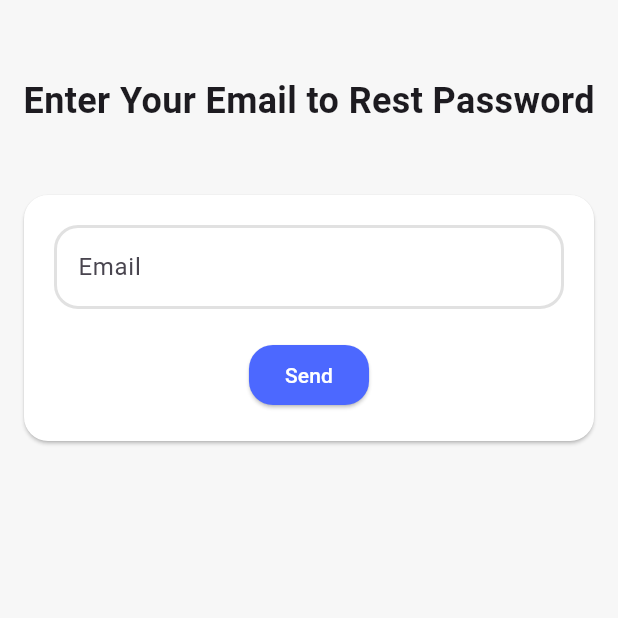
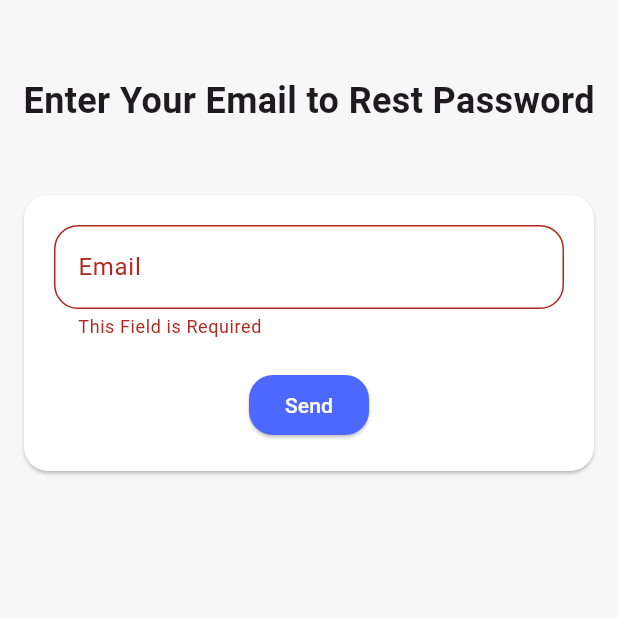
Before and after one commit to Marwa-Atef596/E-commerce, a Flutter app: the ForgetView screen opened directly, after a tap on "Send", on a phone screen of 412 x 824 dp, the top half of it. Run offline on Flutter 3.47's test engine with Material 3 defaults, Android fonts, the phone set to English and light mode, and no system bars; our stand-ins replace bloc, cached_network_image, flutter_bloc, flutter_rating_bar, google_nav_bar, google_sign_in and 1 more; accounts and stored records are empty.

Commit message:
finish reset pass

```diff
--- a/lib/view/auth/logic/features/authentication/presentation/cubit/authentication_state.dart
+++ b/lib/view/auth/logic/features/authentication/presentation/cubit/authentication_state.dart
@@ -44,3 +44,13 @@ class LogoutFailure extends AuthenticationState {
 
   LogoutFailure({required this.errMessage});
 }
+
+
+class ResetPasswordSuccess extends AuthenticationState{}
+class ResetPasswordLoading extends AuthenticationState{}
+class ResetPasswordFailure extends AuthenticationState{
+  final String errMessage;
+
+  ResetPasswordFailure({required this.errMessage});
+
+}
--- a/lib/view/auth/ui/widget/rest_password_content.dart
+++ b/lib/view/auth/ui/widget/rest_password_content.dart
@@ -1,26 +1,69 @@
 import 'package:e_commerce/core/custom_button.dart';
 import 'package:e_commerce/core/custom_text_field.dart';
+import 'package:e_commerce/core/functions/shoe_message.dart';
+import 'package:e_commerce/view/auth/logic/features/authentication/presentation/cubit/authentication_cubit.dart';
+import 'package:e_commerce/view/home/widget/CustomProgressIndicator.dart';
 import 'package:flutter/material.dart';
+import 'package:flutter_bloc/flutter_bloc.dart';
 
-class RestPasswordContent extends StatelessWidget {
+class RestPasswordContent extends StatefulWidget {
   const RestPasswordContent({super.key});
 
   @override
+  State<RestPasswordContent> createState() => _RestPasswordContentState();
+}
+
+class _RestPasswordContentState extends State<RestPasswordContent> {
+  final GlobalKey<FormState> formKey = GlobalKey<FormState>();
+  final TextEditingController _emailController = TextEditingController();
+
+  @override
+  void dispose() {
+    _emailController.dispose();
+    super.dispose();
+  }
+
+  @override
   Widget build(BuildContext context) {
-    return Column(
+    return BlocConsumer<AuthenticationCubit, AuthenticationState>(
+      listener: (context, state) {
+        if (state is ResetPasswordSuccess) {
+          Navigator.pop(context);
+          ShowMessage(context, 'Success');
+        }
+        if (state is ResetPasswordLoading) {
+          CustomProgressIndicator();
+        }
+      },
+      builder: (context, state) {
+        return Form(
+          key: formKey,
+          child: Column(
             children: [
-        CustomTextFormField(label: 'Email'),
+              CustomTextFormField(
+                label: 'Email',
+                controller: _emailController,
+              ),
               SizedBox(
                 height: 20,
               ),
               CustomButton(
-          onPressed: () {},
+                onPressed: () {
+                  if (formKey.currentState!.validate()) {
+                    context
+                        .read<AuthenticationCubit>()
+                        .resetPassword(email: _emailController.text);
+                  }
+                },
                 child: Text(
                   'Send',
                   style: TextStyle(color: Colors.white),
                 ),
               ),
             ],
+          ),
+        );
+      },
     );
   }
 }
```
Also changed, not shown: lib/view/auth/logic/features/authentication/presentation/cubit/authentication_cubit.dart (+10 -0 lines). Lines whose indentation alone changed are shown as unchanged.
